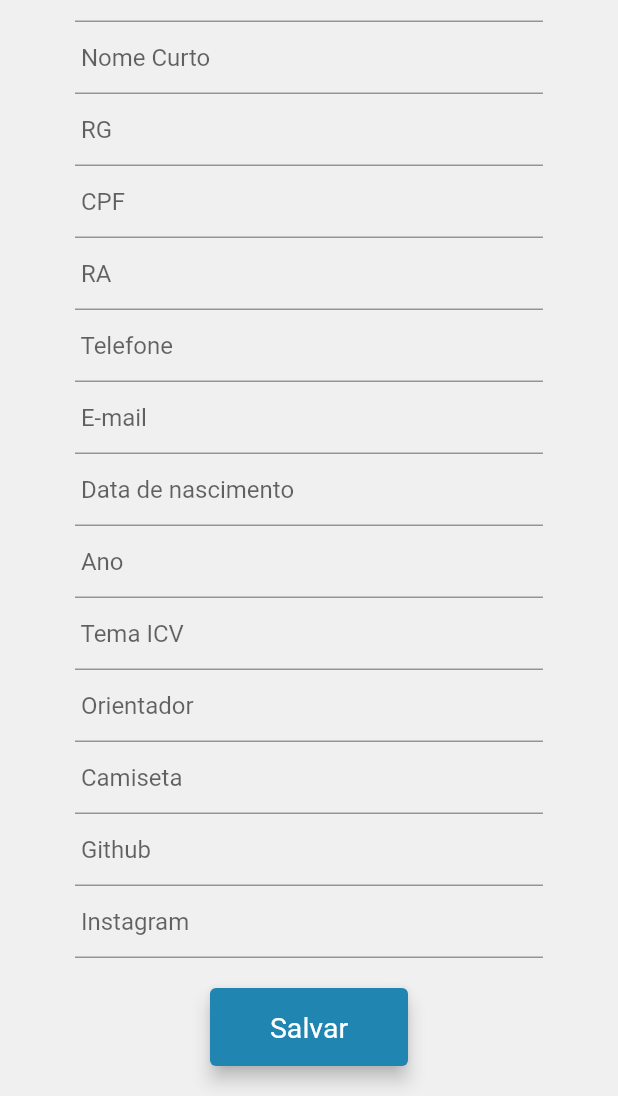
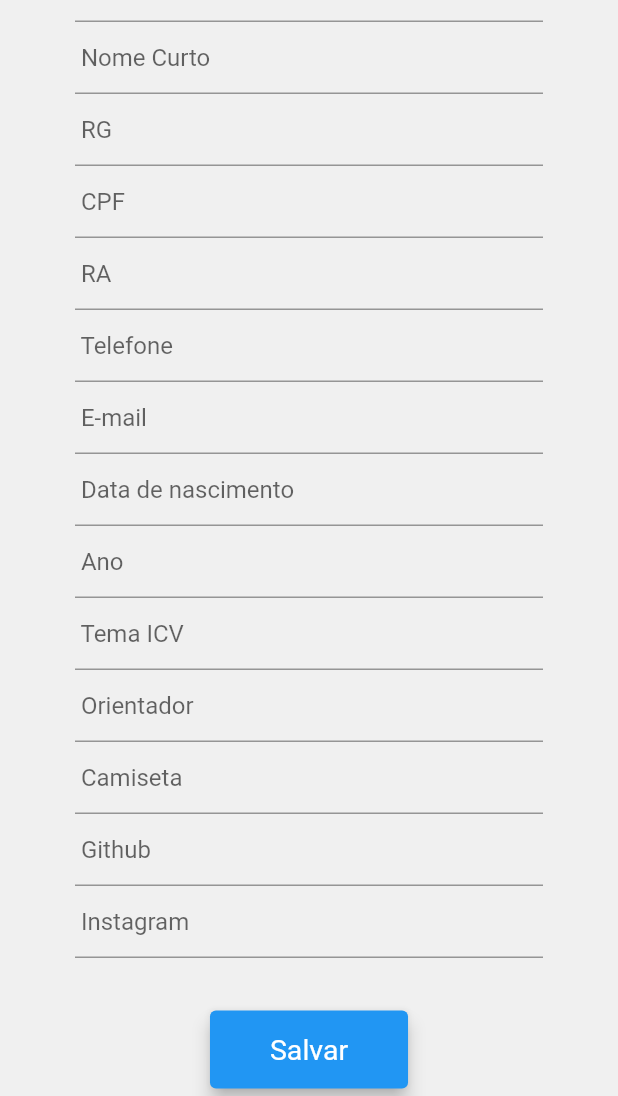
Before and after one commit to MahatKC/organizapet, a Flutter app: the PerfilUsuario screen opened directly with empty values, scrolled down 132 dp, on a phone screen of 412 x 824 dp, the part 140-1236 px from its top. Run offline on Flutter 3.47's test engine with Material 2 defaults, Android fonts, the phone set to English and light mode, and no system bars; our stand-ins replace cloud_firestore, firebase_auth, firebase_core, google_fonts, google_sign_in, mask_text_input_formatter and 1 more; accounts and stored records are empty; Roboto replaces fonts that are missing (Actor).

Commit message:
cor botao

```diff
--- a/organizapet/lib/modules/dados_petiano/petiano.dart
+++ b/organizapet/lib/modules/dados_petiano/petiano.dart
@@ -106,8 +106,11 @@ class _PerfilUsuarioState extends State<PerfilUsuario> {
                           hint: "Instagram"),
                     ]),
                   ),
-                  SinglePageButton(
-                      buttonLabel: "Salvar", callback: save_button_function)
+                  Padding(
+                    padding: const EdgeInsets.only(top: 15),
+                    child: SinglePageButton(
+                        buttonLabel: "Salvar", callback: save_button_function),
+                  )
                 ],
               );
             }
--- a/organizapet/lib/shared/themes/app_colors.dart
+++ b/organizapet/lib/shared/themes/app_colors.dart
@@ -8,7 +8,7 @@ class AppColors {
   static final grey = Color(0xFF585666);
   static final barraMenu = Color(0xFF28ABE2);
   static final title = Color(0xFF000000).withOpacity(0.67);
-  static final button = Color(0xFF2085B0);
+  static final button = Colors.blue;
   static final subtitleBoxList = Color(0xFF2085B0).withOpacity(0.75);
   static final boxList = Color(0xFF6FC3E8).withOpacity(0.15);
   static final boxListBorder = Color(0xFF6FC3E8);
```
